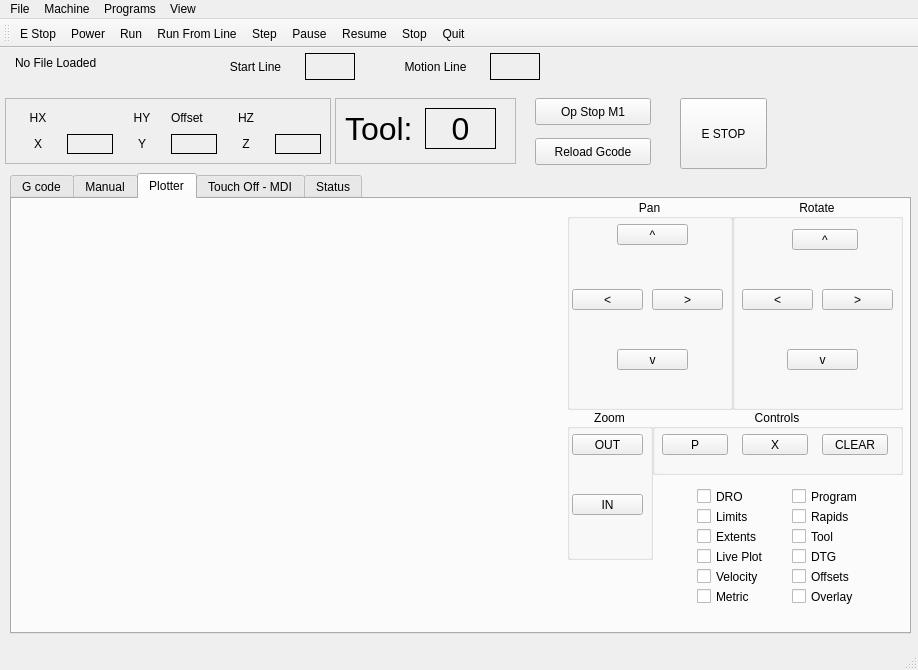
The window that examples/mill_3/mill_3.ui (jethornton/flexgui) describes before a commit, drawn with Qt 5.
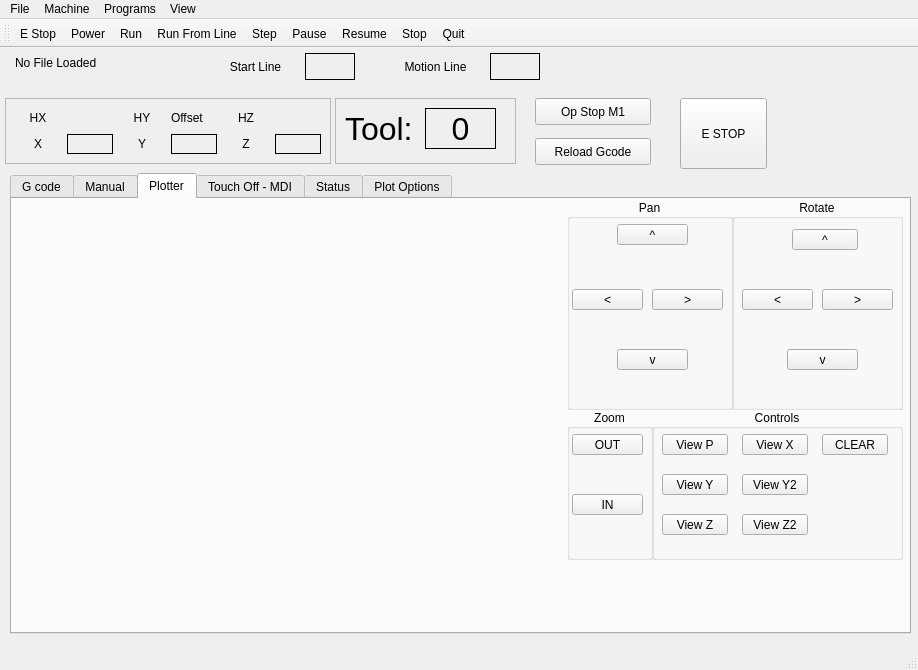
The same window after the commit. The open tabs and pages were chosen to show the change.

Commit message: 07/31/2024 add view buttons to UI & update deb

```diff
--- a/examples/mill_3/mill_3.ui
+++ b/examples/mill_3/mill_3.ui
@@ -1667,7 +1667,7 @@
         <x>640</x>
         <y>210</y>
         <width>251</width>
-        <height>66</height>
+        <height>151</height>
        </rect>
       </property>
       <property name="title">
@@ -1699,7 +1699,7 @@
         </rect>
        </property>
        <property name="text">
-        <string>P</string>
+        <string>View P</string>
        </property>
       </widget>
       <widget class="QPushButton" name="view_x_pb">
@@ -1712,198 +1712,61 @@
         </rect>
        </property>
        <property name="text">
-        <string>X</string>
+        <string>View X</string>
        </property>
       </widget>
-     </widget>
-     <widget class="QCheckBox" name="view_rapids_cb">
-      <property name="geometry">
-       <rect>
-        <x>780</x>
-        <y>305</y>
-        <width>71</width>
-        <height>25</height>
-       </rect>
-      </property>
-      <property name="text">
-       <string>Rapids</string>
-      </property>
-      <property name="checked">
-       <bool>false</bool>
-      </property>
-     </widget>
-     <widget class="QCheckBox" name="view_offsets_cb">
-      <property name="geometry">
-       <rect>
-        <x>780</x>
-        <y>365</y>
-        <width>76</width>
-        <height>25</height>
-       </rect>
-      </property>
-      <property name="text">
-       <string>Offsets</string>
-      </property>
-      <property name="checked">
-       <bool>false</bool>
-      </property>
-     </widget>
-     <widget class="QCheckBox" name="view_dro_cb">
-      <property name="geometry">
-       <rect>
-        <x>685</x>
-        <y>285</y>
-        <width>56</width>
-        <height>25</height>
-       </rect>
-      </property>
-      <property name="text">
-       <string>DRO</string>
-      </property>
-     </widget>
-     <widget class="QCheckBox" name="view_dtg_cb">
-      <property name="geometry">
-       <rect>
-        <x>780</x>
-        <y>345</y>
-        <width>56</width>
-        <height>25</height>
-       </rect>
-      </property>
-      <property name="text">
-       <string>DTG</string>
-      </property>
-      <property name="checked">
-       <bool>false</bool>
-      </property>
-     </widget>
-     <widget class="QCheckBox" name="view_velocity_cb">
-      <property name="geometry">
-       <rect>
-        <x>685</x>
-        <y>365</y>
-        <width>76</width>
-        <height>25</height>
-       </rect>
-      </property>
-      <property name="text">
-       <string>Velocity</string>
-      </property>
-      <property name="checked">
-       <bool>false</bool>
-      </property>
-     </widget>
-     <widget class="QCheckBox" name="view_program_cb">
-      <property name="geometry">
-       <rect>
-        <x>780</x>
-        <y>285</y>
-        <width>81</width>
-        <height>25</height>
-       </rect>
-      </property>
-      <property name="text">
-       <string>Program</string>
-      </property>
-      <property name="checked">
-       <bool>false</bool>
-      </property>
-     </widget>
-     <widget class="QCheckBox" name="view_live_plot_cb">
-      <property name="geometry">
-       <rect>
-        <x>685</x>
-        <y>345</y>
-        <width>81</width>
-        <height>25</height>
-       </rect>
-      </property>
-      <property name="text">
-       <string>Live Plot</string>
-      </property>
-      <property name="checked">
-       <bool>false</bool>
-      </property>
-     </widget>
-     <widget class="QCheckBox" name="view_tool_cb">
-      <property name="geometry">
-       <rect>
-        <x>780</x>
-        <y>325</y>
-        <width>71</width>
-        <height>25</height>
-       </rect>
-      </property>
-      <property name="text">
-       <string>Tool</string>
-      </property>
-      <property name="checked">
-       <bool>false</bool>
-      </property>
-     </widget>
-     <widget class="QCheckBox" name="view_metric_units_cb">
-      <property name="geometry">
-       <rect>
-        <x>685</x>
-        <y>385</y>
-        <width>71</width>
-        <height>25</height>
-       </rect>
-      </property>
-      <property name="text">
-       <string>Metric</string>
-      </property>
-      <property name="checked">
-       <bool>false</bool>
-      </property>
-     </widget>
-     <widget class="QCheckBox" name="view_limits_cb">
-      <property name="geometry">
-       <rect>
-        <x>685</x>
-        <y>305</y>
-        <width>71</width>
-        <height>25</height>
-       </rect>
-      </property>
-      <property name="text">
-       <string>Limits</string>
-      </property>
-      <property name="checked">
-       <bool>false</bool>
-      </property>
-     </widget>
-     <widget class="QCheckBox" name="view_overlay_cb">
-      <property name="geometry">
-       <rect>
-        <x>780</x>
-        <y>385</y>
-        <width>71</width>
-        <height>25</height>
-       </rect>
-      </property>
-      <property name="text">
-       <string>Overlay</string>
-      </property>
-      <property name="checked">
-       <bool>false</bool>
-      </property>
-     </widget>
-     <widget class="QCheckBox" name="view_extents_option_cb">
-      <property name="geometry">
-       <rect>
-        <x>685</x>
-        <y>325</y>
-        <width>71</width>
-        <height>25</height>
-       </rect>
-      </property>
-      <property name="text">
-       <string>Extents</string>
-      </property>
-      <property name="checked">
-       <bool>false</bool>
-      </property>
+      <widget class="QPushButton" name="view_y_pb">
+       <property name="geometry">
+        <rect>
+         <x>10</x>
+         <y>65</y>
+         <width>66</width>
+         <height>21</height>
+        </rect>
+       </property>
+       <property name="text">
+        <string>View Y</string>
+       </property>
+      </widget>
+      <widget class="QPushButton" name="view_y2_pb">
+       <property name="geometry">
+        <rect>
+         <x>90</x>
+         <y>65</y>
+         <width>66</width>
+         <height>21</height>
+        </rect>
+       </property>
+       <property name="text">
+        <string>View Y2</string>
+       </property>
+      </widget>
+      <widget class="QPushButton" name="view_z_pb">
+       <property name="geometry">
+        <rect>
+         <x>10</x>
+         <y>105</y>
+         <width>66</width>
+         <height>21</height>
+        </rect>
+       </property>
+       <property name="text">
+        <string>View Z</string>
+       </property>
+      </widget>
+      <widget class="QPushButton" name="view_z2_pb">
+       <property name="geometry">
+        <rect>
+         <x>90</x>
+         <y>105</y>
+         <width>66</width>
+         <height>21</height>
+        </rect>
+       </property>
+       <property name="text">
+        <string>View Z2</string>
+       </property>
+      </widget>
      </widget>
     </widget>
     <widget class="QWidget" name="tab_2">
@@ -2745,6 +2608,218 @@
       </widget>
      </widget>
     </widget>
+    <widget class="QWidget" name="tab">
+     <attribute name="title">
+      <string>Plot Options</string>
+     </attribute>
+     <widget class="QCheckBox" name="view_limits_cb">
+      <property name="geometry">
+       <rect>
+        <x>55</x>
+        <y>75</y>
+        <width>81</width>
+        <height>25</height>
+       </rect>
+      </property>
+      <property name="text">
+       <string>Limits</string>
+      </property>
+      <property name="checked">
+       <bool>false</bool>
+      </property>
+     </widget>
+     <widget class="QCheckBox" name="view_rapids_cb">
+      <property name="geometry">
+       <rect>
+        <x>175</x>
+        <y>75</y>
+        <width>81</width>
+        <height>25</height>
+       </rect>
+      </property>
+      <property name="text">
+       <string>Rapids</string>
+      </property>
+      <property name="checkable">
+       <bool>true</bool>
+      </property>
+      <property name="checked">
+       <bool>false</bool>
+      </property>
+     </widget>
+     <widget class="QCheckBox" name="view_extents_option_cb">
+      <property name="geometry">
+       <rect>
+        <x>55</x>
+        <y>120</y>
+        <width>81</width>
+        <height>25</height>
+       </rect>
+      </property>
+      <property name="text">
+       <string>Extents</string>
+      </property>
+      <property name="checked">
+       <bool>false</bool>
+      </property>
+     </widget>
+     <widget class="QCheckBox" name="view_velocity_cb">
+      <property name="geometry">
+       <rect>
+        <x>55</x>
+        <y>210</y>
+        <width>81</width>
+        <height>25</height>
+       </rect>
+      </property>
+      <property name="text">
+       <string>Velocity</string>
+      </property>
+      <property name="checked">
+       <bool>false</bool>
+      </property>
+     </widget>
+     <widget class="QCheckBox" name="view_dro_cb">
+      <property name="geometry">
+       <rect>
+        <x>55</x>
+        <y>30</y>
+        <width>81</width>
+        <height>25</height>
+       </rect>
+      </property>
+      <property name="text">
+       <string>DRO</string>
+      </property>
+     </widget>
+     <widget class="QCheckBox" name="view_live_plot_cb">
+      <property name="geometry">
+       <rect>
+        <x>55</x>
+        <y>165</y>
+        <width>81</width>
+        <height>25</height>
+       </rect>
+      </property>
+      <property name="text">
+       <string>Live Plot</string>
+      </property>
+      <property name="checked">
+       <bool>false</bool>
+      </property>
+     </widget>
+     <widget class="QCheckBox" name="view_overlay_cb">
+      <property name="geometry">
+       <rect>
+        <x>175</x>
+        <y>255</y>
+        <width>81</width>
+        <height>25</height>
+       </rect>
+      </property>
+      <property name="text">
+       <string>Overlay</string>
+      </property>
+      <property name="checkable">
+       <bool>true</bool>
+      </property>
+      <property name="checked">
+       <bool>false</bool>
+      </property>
+     </widget>
+     <widget class="QCheckBox" name="view_tool_cb">
+      <property name="geometry">
+       <rect>
+        <x>175</x>
+        <y>120</y>
+        <width>81</width>
+        <height>25</height>
+       </rect>
+      </property>
+      <property name="text">
+       <string>Tool</string>
+      </property>
+      <property name="checkable">
+       <bool>true</bool>
+      </property>
+      <property name="checked">
+       <bool>false</bool>
+      </property>
+     </widget>
+     <widget class="QCheckBox" name="view_dtg_cb">
+      <property name="geometry">
+       <rect>
+        <x>175</x>
+        <y>165</y>
+        <width>81</width>
+        <height>25</height>
+       </rect>
+      </property>
+      <property name="text">
+       <string>DTG</string>
+      </property>
+      <property name="checkable">
+       <bool>true</bool>
+      </property>
+      <property name="checked">
+       <bool>false</bool>
+      </property>
+     </widget>
+     <widget class="QCheckBox" name="view_program_cb">
+      <property name="geometry">
+       <rect>
+        <x>175</x>
+        <y>30</y>
+        <width>81</width>
+        <height>25</height>
+       </rect>
+      </property>
+      <property name="text">
+       <string>Program</string>
+      </property>
+      <property name="checkable">
+       <bool>true</bool>
+      </property>
+      <property name="checked">
+       <bool>false</bool>
+      </property>
+     </widget>
+     <widget class="QCheckBox" name="view_metric_units_cb">
+      <property name="geometry">
+       <rect>
+        <x>55</x>
+        <y>255</y>
+        <width>81</width>
+        <height>25</height>
+       </rect>
+      </property>
+      <property name="text">
+       <string>Metric</string>
+      </property>
+      <property name="checked">
+       <bool>false</bool>
+      </property>
+     </widget>
+     <widget class="QCheckBox" name="view_offsets_cb">
+      <property name="geometry">
+       <rect>
+        <x>175</x>
+        <y>210</y>
+        <width>81</width>
+        <height>25</height>
+       </rect>
+      </property>
+      <property name="text">
+       <string>Offsets</string>
+      </property>
+      <property name="checkable">
+       <bool>true</bool>
+      </property>
+      <property name="checked">
+       <bool>false</bool>
+      </property>
+     </widget>
+    </widget>
    </widget>
    <widget class="QPushButton" name="optional_stop_pb">
     <property name="geometry">
```
Left out of the diff: 2 changed lines with no effect on the pictures. The commit also changes 2 other files.
